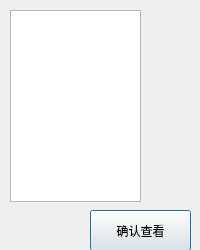
himarsmty/c-homework, file managerui/stuffnamelist.ui: the form before one commit.
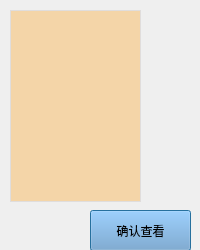
The form after the commit.

Patch:
```diff
--- a/managerui/stuffnamelist.ui
+++ b/managerui/stuffnamelist.ui
@@ -22,6 +22,21 @@
      <height>192</height>
     </rect>
    </property>
+   <property name="styleSheet">
+    <string notr="true">QTableView , QTableWidget{
+    selection-background-color:#44c767;
+ 
+	background-color: rgb(252, 175, 62,40%);
+    border:1px solid #E0DDDC;/*边框为1像素，灰色*/
+    gridline-color:lightgray;/*这个是表格的格子线的颜色，为亮灰*/
+}
+QHeaderView::section{
+    background-color:white;/*背景色 白色*/
+    border:0px solid #E0DDDC;/*先把边框宽度设为0，即隐藏所有表头边框*/
+    border-bottom:1px solid #E0DDDC;/*然后只显示下边框，因为上边框和左右边框是整个Table的边框，都显示会有2px的边框宽度*/
+    height:20px;/*表头高度*/
+}</string>
+   </property>
   </widget>
   <widget class="QPushButton" name="pushButton">
    <property name="geometry">
@@ -32,6 +47,43 @@
      <height>41</height>
     </rect>
    </property>
+   <property name="palette">
+    <palette>
+     <active>
+      <colorrole role="Button">
+       <brush brushstyle="SolidPattern">
+        <color alpha="255">
+         <red>114</red>
+         <green>159</green>
+         <blue>207</blue>
+        </color>
+       </brush>
+      </colorrole>
+     </active>
+     <inactive>
+      <colorrole role="Button">
+       <brush brushstyle="SolidPattern">
+        <color alpha="255">
+         <red>114</red>
+         <green>159</green>
+         <blue>207</blue>
+        </color>
+       </brush>
+      </colorrole>
+     </inactive>
+     <disabled>
+      <colorrole role="Button">
+       <brush brushstyle="SolidPattern">
+        <color alpha="255">
+         <red>114</red>
+         <green>159</green>
+         <blue>207</blue>
+        </color>
+       </brush>
+      </colorrole>
+     </disabled>
+    </palette>
+   </property>
    <property name="text">
     <string>确认查看</string>
    </property>
```
